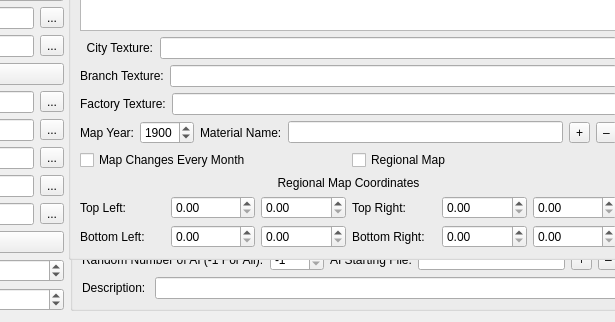
gearcity/GearCity_ModTools, file MapDataTool.ui: the form before one commit; both pictures show x 509 to 1124 and y 451 to 773 of the 1280 by 773 pixel window.
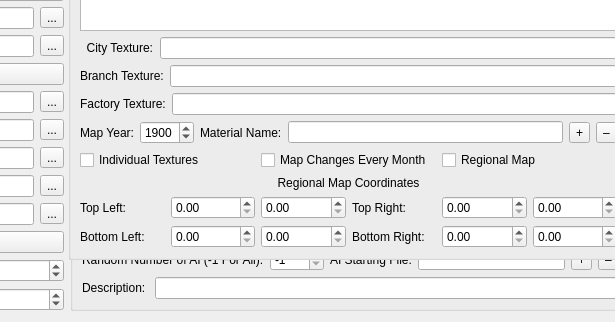
The form after the commit. Icons and pictures are not drawn.

Patch:
```diff
--- a/MapDataTool.ui
+++ b/MapDataTool.ui
@@ -877,6 +877,13 @@
       </item>
       <item>
        <layout class="QHBoxLayout" name="horizontalLayout_19">
+        <item>
+         <widget class="QCheckBox" name="checkbox_Maptools_IndividualTextures">
+          <property name="text">
+           <string>Individual Textures</string>
+          </property>
+         </widget>
+        </item>
         <item>
          <widget class="QCheckBox" name="CheckBox_MapArtTools_ChangeMapEveryTurn">
           <property name="text">
```
